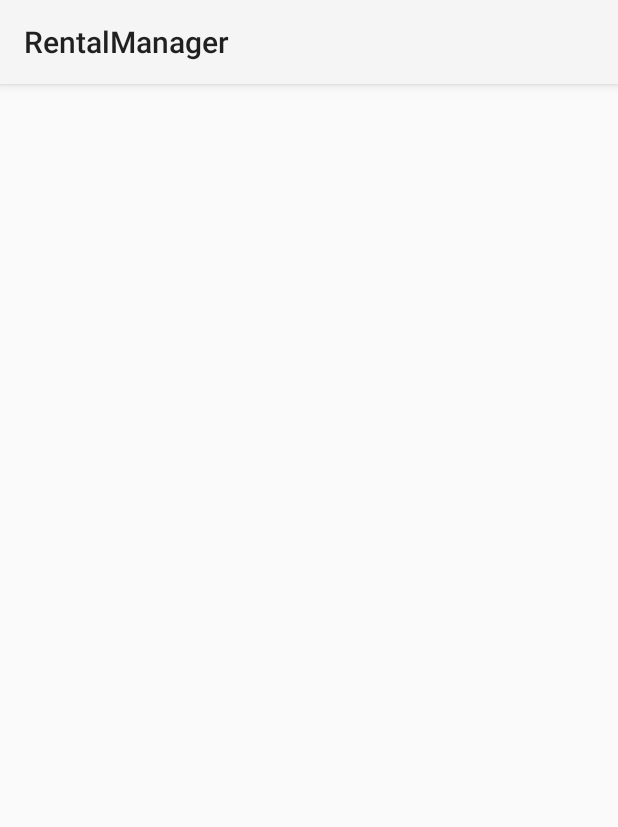
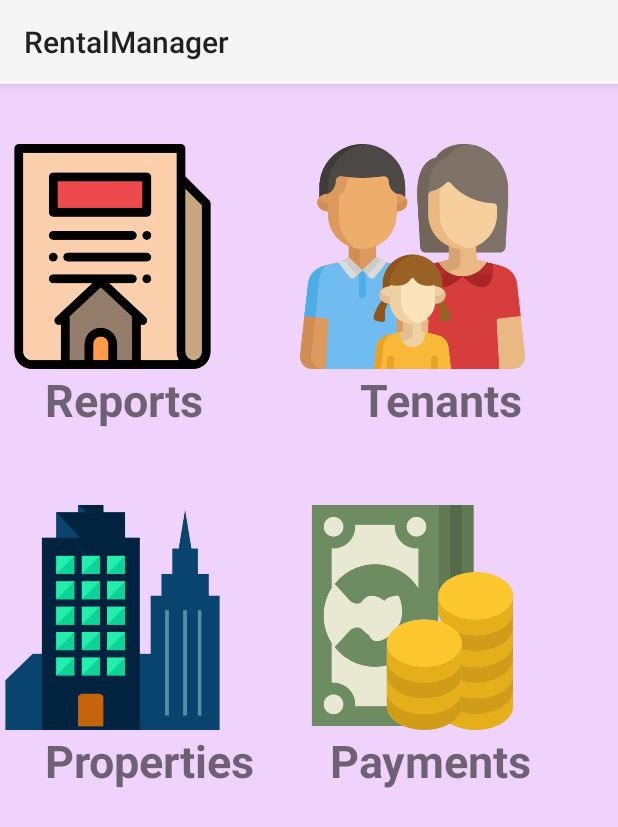
Before and after one commit to derrickwaweru/RentalManager, an Android app: the OwnerActivity screen opened directly, with no data from a screen before it, on a phone screen of 412 x 824 dp. Shown: the top 827 px of the screen. Run offline under Robolectric (Android 15) with nearby library versions, the phone set to English and light mode, and no system bars; our stand-ins replace ButterKnife.

Commit message:
Owner specialities

```diff
--- a/app/src/main/java/com/example/derrick/rentalmanager/ui/OwnerActivity.java
+++ b/app/src/main/java/com/example/derrick/rentalmanager/ui/OwnerActivity.java
@@ -3,16 +3,39 @@ package com.example.derrick.rentalmanager.ui;
 import android.content.Intent;
 import android.os.Bundle;
 import android.support.v7.app.AppCompatActivity;
+import android.view.View;
+import android.widget.ImageView;
 
 import com.example.derrick.rentalmanager.R;
 
-public class OwnerActivity extends AppCompatActivity {
+import butterknife.Bind;
+import butterknife.ButterKnife;
+
+public class OwnerActivity extends AppCompatActivity implements View.OnClickListener{
+    @Bind(R.id.ownerReportsImageView) ImageView mOwnerReports;
+    @Bind(R.id.ownerTenantsImageView) ImageView mOwnerTenants;
+    @Bind(R.id.ownerPropertyImageView) ImageView mOwnerProperty;
+    @Bind(R.id.ownerPaymentsImageView) ImageView mOwnerPayments;
 
     @Override
     protected void onCreate(Bundle savedInstanceState) {
         super.onCreate(savedInstanceState);
         setContentView(R.layout.activity_owner);
+        ButterKnife.bind(this);
 
         Intent intent = getIntent();
+
+        mOwnerReports.setOnClickListener(this);
+        mOwnerTenants.setOnClickListener(this);
+        mOwnerProperty.setOnClickListener(this);
+        mOwnerPayments.setOnClickListener(this);
+    }
+
+    @Override
+    public void onClick(View v) {
+        if(v == mOwnerReports) {
+            Intent intent = new Intent(OwnerActivity.this, ReportsActivity.class);
+            startActivity(intent);
+        }
     }
 }
--- a/app/src/main/res/layout/activity_owner.xml
+++ b/app/src/main/res/layout/activity_owner.xml
@@ -1,9 +1,88 @@
 <?xml version="1.0" encoding="utf-8"?>
-<android.support.constraint.ConstraintLayout xmlns:android="http://schemas.android.com/apk/res/android"
+<RelativeLayout xmlns:android="http://schemas.android.com/apk/res/android"
     xmlns:app="http://schemas.android.com/apk/res-auto"
     xmlns:tools="http://schemas.android.com/tools"
     android:layout_width="match_parent"
     android:layout_height="match_parent"
-    tools:context="com.example.derrick.rentalmanager.ui.OwnerActivity">
+    tools:context="com.example.derrick.rentalmanager.ui.OwnerActivity"
+    android:background="@color/background">
 
-</android.support.constraint.ConstraintLayout>
+    <RelativeLayout
+        android:layout_width="wrap_content"
+        android:layout_height="wrap_content"
+        android:id="@+id/rela1"
+        android:layout_marginTop="40dp">
+
+        <ImageView
+            android:id="@+id/ownerReportsImageView"
+            android:layout_width="150dp"
+            android:layout_height="150dp"
+            android:src="@drawable/newspaper" />
+
+        <TextView
+            android:layout_width="wrap_content"
+            android:layout_height="wrap_content"
+            android:layout_below="@+id/ownerReportsImageView"
+            android:layout_marginLeft="30dp"
+            android:text="Reports"
+            android:textSize="30sp"
+            android:textStyle="bold" />
+
+        <ImageView
+            android:id="@+id/ownerTenantsImageView"
+            android:layout_width="150dp"
+            android:layout_height="150dp"
+            android:layout_toRightOf="@+id/ownerReportsImageView"
+            android:layout_marginLeft="50dp"
+            android:src="@drawable/family"/>
+
+        <TextView
+            android:layout_width="wrap_content"
+            android:layout_height="wrap_content"
+            android:text="Tenants"
+            android:layout_below="@+id/ownerTenantsImageView"
+            android:layout_marginLeft="240dp"
+            android:textSize="30sp"
+            android:textStyle="bold"/>
+    </RelativeLayout>
+
+    <RelativeLayout
+        android:layout_width="wrap_content"
+        android:layout_height="wrap_content"
+        android:layout_below="@+id/rela1"
+        android:layout_marginTop="50dp">
+
+        <ImageView
+            android:id="@+id/ownerPropertyImageView"
+            android:layout_width="150dp"
+            android:layout_height="150dp"
+            android:src="@drawable/properties" />
+
+        <TextView
+            android:layout_width="wrap_content"
+            android:layout_height="wrap_content"
+            android:layout_below="@+id/ownerPropertyImageView"
+            android:layout_marginLeft="30dp"
+            android:text="Properties"
+            android:textSize="30sp"
+            android:textStyle="bold" />
+
+        <ImageView
+            android:id="@+id/ownerPaymentsImageView"
+            android:layout_width="150dp"
+            android:layout_height="150dp"
+            android:layout_toRightOf="@+id/ownerPropertyImageView"
+            android:layout_marginLeft="50dp"
+            android:src="@drawable/expenses" />
+
+        <TextView
+            android:layout_width="wrap_content"
+            android:layout_height="wrap_content"
+            android:layout_marginLeft="220dp"
+            android:layout_below="@+id/ownerPaymentsImageView"
+            android:text="Payments"
+            android:textSize="30sp"
+            android:textStyle="bold" />
+
+    </RelativeLayout>
+</RelativeLayout>
```
Also changed, not shown: app/src/main/res/drawable/family.png (added), app/src/main/res/drawable/newspaper.png (added), app/src/main/res/drawable/properties.png (added).
